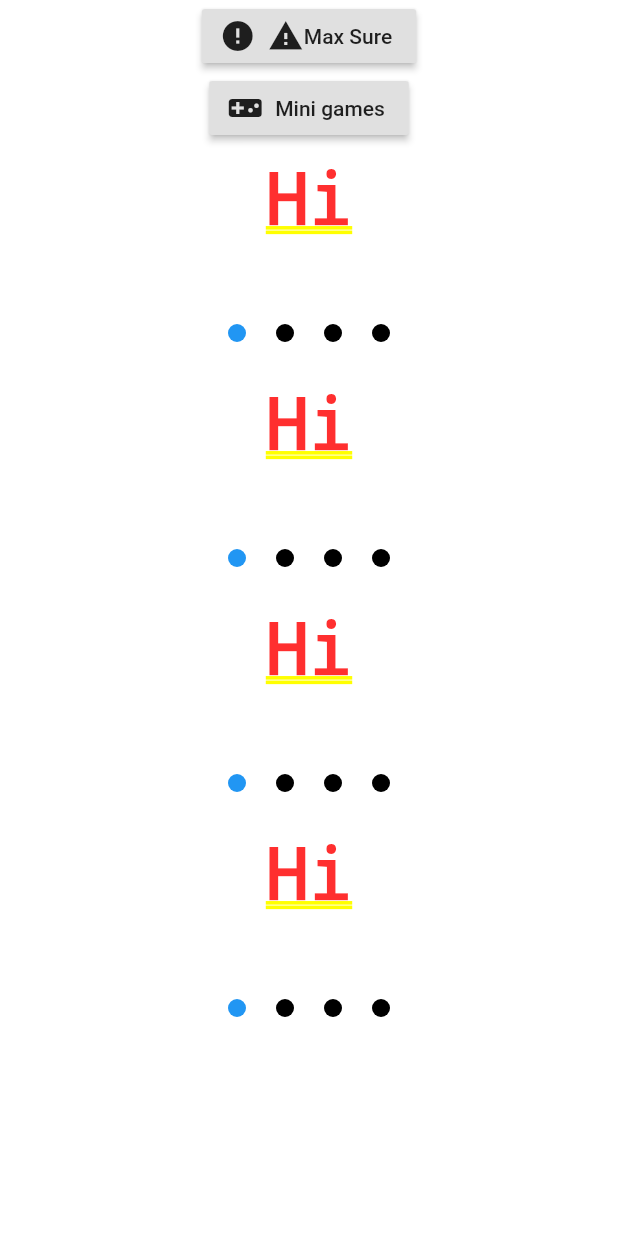
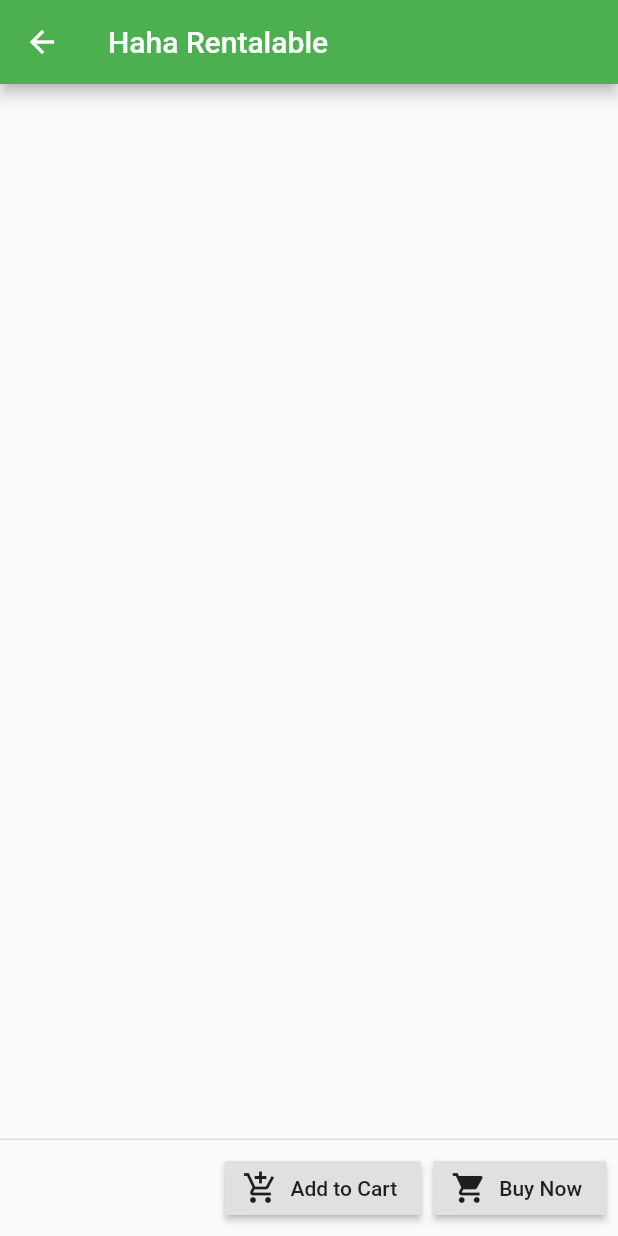
Before and after one commit to JOELwindows7/ourwear_prototype, a Flutter app: the FrontPageTemp screen opened directly, after a tap on "Max Sure", on a phone screen of 412 x 824 dp. Run offline on Flutter 3.47's test engine with Material 2 defaults, Android fonts, the light colour scheme and no system bars; drawn by our look-alikes of page_indicator; our stand-ins replace audioplayers, cloud_firestore, firebase_auth, flutter_spinkit, fluttertoast and 3 more; missing offline and left inert: box2d_flame, dart:ffi, dart:js, flame, shake; accounts and stored records are empty; statements that could not run were skipped.

Commit message:
nyap
fake item view page

```diff
--- a/lib/Scaffolds/Home/FrontPageTemp.dart
+++ b/lib/Scaffolds/Home/FrontPageTemp.dart
@@ -2,6 +2,7 @@ import 'package:flutter/cupertino.dart';
 import 'package:flutter/material.dart';
 import 'package:ourwearprototype/Scaffolds/Games/PagedSwipe/Pages/Page1.dart';
 import 'package:ourwearprototype/Scaffolds/Games/game-selector-hub.dart';
+import 'package:ourwearprototype/Scaffolds/Prosotipe/MakeshiftItemView.dart';
 import 'package:page_indicator/page_indicator.dart';
 
 class FrontPageTemp extends StatelessWidget {
@@ -20,7 +21,11 @@ class FrontPageTemp extends StatelessWidget {
           children: <Widget>[
             RaisedButton.icon(
                 onPressed: (){
-
+                  Navigator.push(context,
+                    MaterialPageRoute(
+                      builder: (context) => MakeshiftItemView()
+                    ),
+                  );
                 },
                 icon: Icon(Icons.error),
                 label: Row(
--- /dev/null
+++ b/lib/Scaffolds/Prosotipe/MakeshiftItemView.dart
@@ -0,0 +1,53 @@
+import 'package:flutter/cupertino.dart';
+import 'package:flutter/material.dart';
+import 'package:ourwearprototype/Scaffolds/Prosotipe/CartProsotipe.dart';
+import 'package:ourwearprototype/Scaffolds/Prosotipe/MakeShiftCheckout.dart';
+
+class MakeshiftItemView extends StatefulWidget {
+  @override
+  _MakeshiftItemViewState createState() => _MakeshiftItemViewState();
+}
+
+class _MakeshiftItemViewState extends State<MakeshiftItemView> {
+  final GlobalKey<ScaffoldState> _scaffoldKey = GlobalKey<ScaffoldState>();
+  @override
+  Widget build(BuildContext context) {
+    return Scaffold(
+      key: _scaffoldKey,
+      appBar: AppBar(
+        title: Text('Haha Rentalable'),
+      ),
+      body: Container(
+        child: SingleChildScrollView(
+          child: Column(
+            children: <Widget>[
+
+            ],
+          ),
+        ),
+      ),
+      persistentFooterButtons: <Widget>[
+        RaisedButton.icon(
+            onPressed: (){
+              //Navigator.pop(context);
+              _scaffoldKey.currentState.showSnackBar(SnackBar(
+                content: Text('Added to Cart'),
+              ));
+            },
+            icon: Icon(Icons.add_shopping_cart),
+            label: Text('Add to Cart')),
+        RaisedButton.icon(
+            onPressed: (){
+              Navigator.pop(context);
+              Navigator.push(context,
+                  MaterialPageRoute(
+                    builder: (context) => CartProsotipe(),
+                  )
+              );
+            },
+            icon: Icon(Icons.shopping_cart),
+            label: Text('Buy Now'))
+      ],
+    );
+  }
+}
```
Also changed, not shown: 1 other file.
